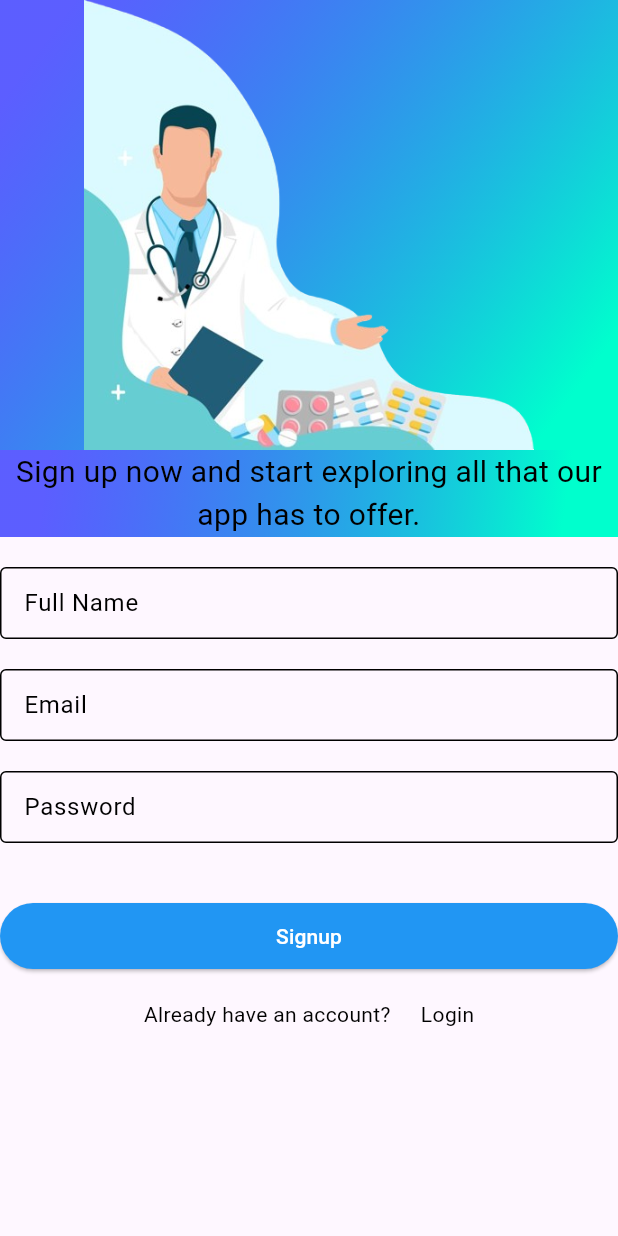
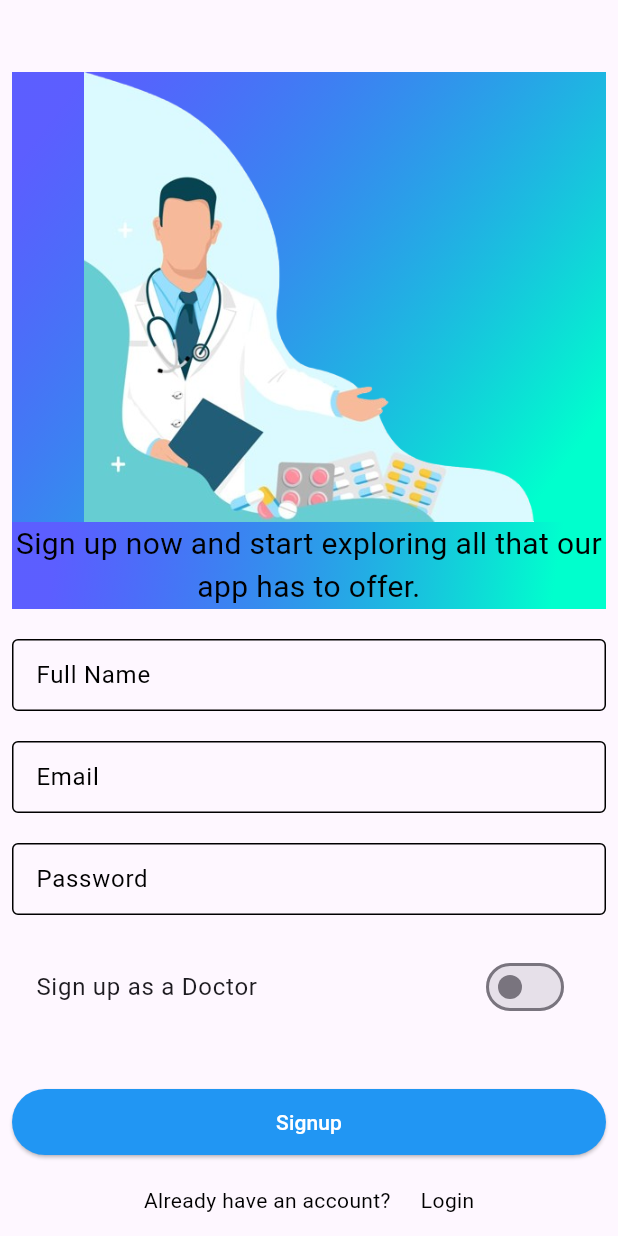
Before and after one commit to princedesai012/doctor, a Flutter app: the screen it shows after launch, after a tap on "Signup", on a phone screen of 412 x 824 dp. Run offline on Flutter 3.47's test engine with Material 3 defaults, Android fonts, the phone set to English and light mode, and no system bars; our stand-ins replace cloud_firestore, firebase_auth, firebase_core, get, velocity_x; accounts and stored records are empty; network calls fail; Roboto replaces fonts that are missing (nunito_bold).

Commit message:
#UPDATE-VID_33-35(11:52)

```diff
--- a/lib/controllers/auth_controller.dart
+++ b/lib/controllers/auth_controller.dart
@@ -1,4 +1,5 @@
 import 'package:cloud_firestore/cloud_firestore.dart';
+import 'package:doctor/views/appointment_view/appointment_view.dart';
 import 'package:doctor/views/home_view/home.dart';
 import 'package:doctor/views/login_view.dart';
 import 'package:firebase_auth/firebase_auth.dart';
@@ -7,10 +8,18 @@ import 'package:get/get.dart';
 import '../consts/consts.dart';
 
 class AuthController extends GetxController{
-
   var fullnameController = TextEditingController();
   var emailController = TextEditingController();
   var passwordController = TextEditingController();
+
+  //doctor editing controllers
+  var aboutController = TextEditingController();
+  var addressController = TextEditingController();
+  var servicesController = TextEditingController();
+  var timingController = TextEditingController();
+  var phoneController = TextEditingController();
+  var categoryController = TextEditingController();
+
   UserCredential? userCredential;
 
   FirebaseAuth auth = FirebaseAuth.instance;
@@ -25,9 +34,16 @@ class AuthController extends GetxController{
 
 
   isUserAlreadyLoggedIn() async{
-    await FirebaseAuth.instance.authStateChanges().listen((User? user) {
+     FirebaseAuth.instance.authStateChanges().listen((User? user) async{
       if(user != null){
-        Get.offAll(() => const Home());
+        var data = await FirebaseFirestore.instance.collection('doctors').doc(user.uid).get();
+        var isDoc = data.data()?.containsKey('docName') ?? false;
+
+        if(isDoc){
+          Get.offAll(() => const AppointmentView());
+        }else{
+          Get.offAll(() => const Home());
+        }
       }else{
         Get.offAll(() => const LoginView());
       }
@@ -39,21 +55,35 @@ class AuthController extends GetxController{
     userCredential = await FirebaseAuth.instance.signInWithEmailAndPassword(email: emailController.text, password: passwordController.text);
   }
 
-  signupUser() async{
+  signupUser(bool isDoctor) async{
     userCredential = await FirebaseAuth.instance.createUserWithEmailAndPassword(email: emailController.text, password: passwordController.text);
     if(userCredential != null){
-      await storeUserData(userCredential!.user!.uid,fullnameController.text,emailController.text);
+      await storeUserData(userCredential!.user!.uid,fullnameController.text,emailController.text, isDoctor);
     }
   }
 
 
-  storeUserData(String uid, String fullname, String email)async{
-    var store = FirebaseFirestore.instance.collection('users').doc(uid);
-    await store.set({
-      'fullname': fullname,
-      'email': email});
-
-  }
+  storeUserData(String uid, String fullname, String email, bool isDoctor)async{
+    var store = FirebaseFirestore.instance.collection(isDoctor ? 'doctors' : 'users').doc(uid);
+    if(isDoctor){
+      await store.set({
+        'docAbout':aboutController.text,
+        'docAddress': addressController.text,
+        'docCategory': categoryController.text,
+        'docName': fullname,
+        'docPhone': phoneController.text,
+        'docService': servicesController.text,
+        'docTiming': timingController.text,
+        'docId': FirebaseAuth.instance.currentUser?.uid,
+        'docRating': 1,
+        'docEmail': email,
+      });
+    }else{
+      await store.set({
+        'fullname': fullname,
+        'email': email});
+    }
+    }
 
   signout()async {
     await FirebaseAuth.instance.signOut();
--- a/lib/views/signup_view/signup_view.dart
+++ b/lib/views/signup_view/signup_view.dart
@@ -7,16 +7,22 @@ import 'package:get/get.dart';
 
 import '../home_view/home.dart';
 
-class SignupView extends StatelessWidget {
+class SignupView extends StatefulWidget {
   const SignupView({super.key});
 
+  @override
+  State<SignupView> createState() => _SignupViewState();
+}
+
+class _SignupViewState extends State<SignupView> {
+  var isDoctor = false;
   @override
   Widget build(BuildContext context) {
     var controller = Get.put(AuthController());
     return Scaffold(
       body: Container(
-        // margin: const EdgeInsets.only(bottom: 10),
-        // padding: const EdgeInsets.only(bottom: 8),
+        margin: const EdgeInsets.only(top: 40),
+        padding: const EdgeInsets.all(8),
         child: Column(
           mainAxisAlignment: MainAxisAlignment.center,
           children: [
@@ -59,16 +65,60 @@ class SignupView extends StatelessWidget {
                     child: SingleChildScrollView(
                         child: Column(
                           children: [
-                            CustomTextfield(hint: AppStrings.fullname, textController: controller.fullnameController,),
+                            CustomTextfield(
+                              hint: AppStrings.fullname,
+                              textController: controller.fullnameController,),
                             20.heightBox,
-                            CustomTextfield(hint: AppStrings.email, textController: controller.emailController,),
+                            CustomTextfield(
+                              hint: AppStrings.email,
+                              textController: controller.emailController,),
                             20.heightBox,
-                            CustomTextfield(hint: AppStrings.password, textController: controller.passwordController,),
+                            CustomTextfield(
+                              hint: AppStrings.password,
+                              textController: controller.passwordController,),
+                            20.heightBox,
+                            SwitchListTile(title: "Sign up as a Doctor".text.make(),value: isDoctor, onChanged: (newValue){
+                              setState(() {
+                                isDoctor = newValue;
+                              });
+                            }),
+                            Visibility(
+                              visible: isDoctor,
+                              child: Column(
+                                children: [
+                                  CustomTextfield(
+                                    hint: "About",
+                                    textController: controller.aboutController,),
+                                  20.heightBox,
+                                  CustomTextfield(
+                                    hint: "Category",
+                                    textController: controller.categoryController,),
+                                  20.heightBox,
+                                  CustomTextfield(
+                                    hint: "Services",
+                                    textController: controller.servicesController,),
+                                  20.heightBox,
+                                  CustomTextfield(
+                                    hint: "Address",
+                                    textController: controller.addressController,),
+                                  20.heightBox,
+                                  CustomTextfield(
+                                    hint: "Phone Number",
+                                    textController: controller.phoneController,),
+                                  20.heightBox,
+                                  CustomTextfield(
+                                    hint: "Timing",
+                                    textController: controller.timingController,),
+                                  20.heightBox,
+                                ],
+                              ),
+                            ),
+
                             20.heightBox,
                             20.heightBox,
                             CustomButton(buttonText: AppStrings.signup,
                                 onTap: () async{
-                              await controller.signupUser();
+                              await controller.signupUser(isDoctor);
                               if(controller.userCredential != null){
                                 Get.offAll(() => const Home());
                               }
```
Also changed, not shown: lib/controllers/appointment_controller.dart (+12 -2 lines), lib/views/appointment_view/appointment_view.dart (+7 -4 lines), lib/views/login_view.dart (+8 -1 lines).
